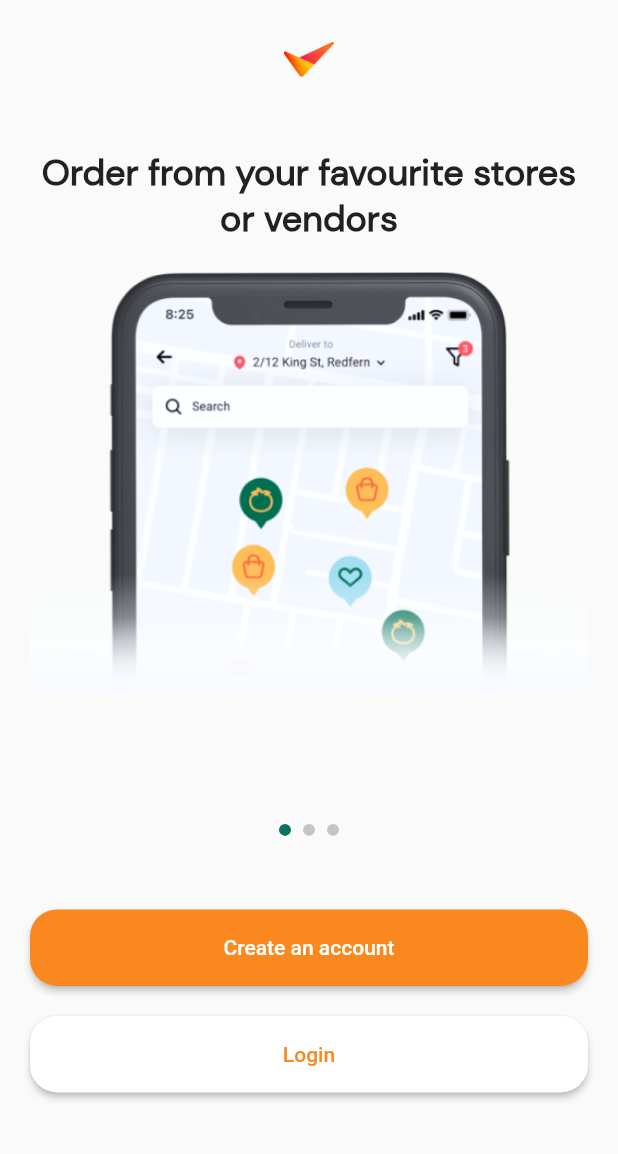
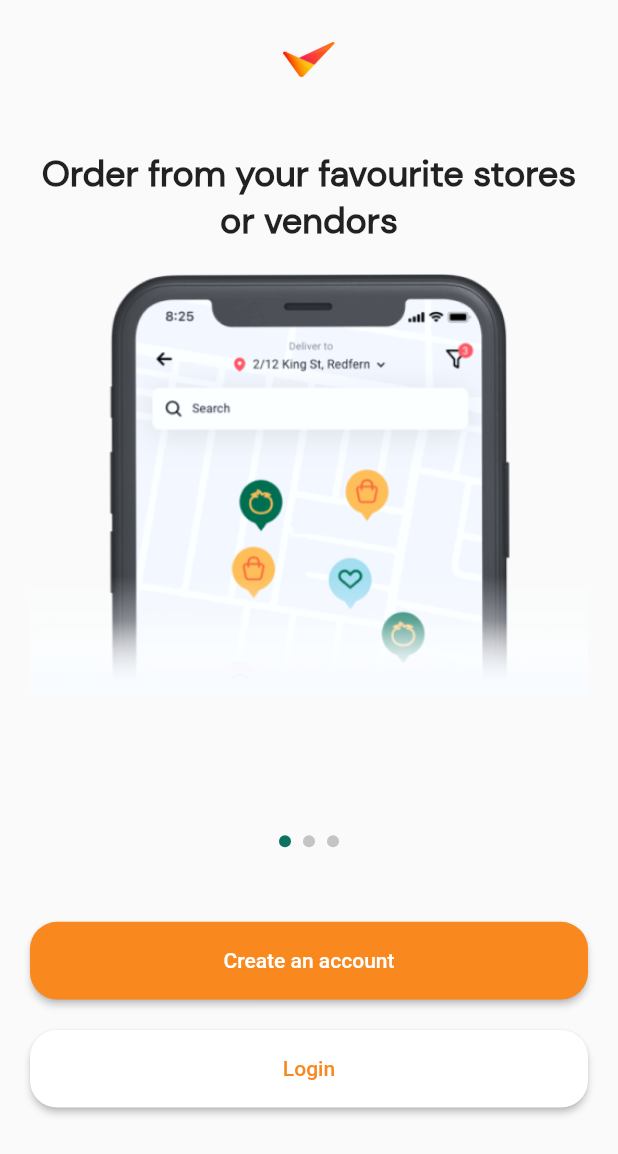
Before and after one commit to jordanmaulana/food_app_slicing, a Flutter app: the screen it shows after launch, on a phone screen of 412 x 824 dp. Shown: the top 1154 px of the screen. Run offline on Flutter 3.47's test engine with Material 2 defaults, Android fonts, the phone set to English and light mode, and no system bars; drawn by our look-alikes of carousel_slider.

Commit message:
Make it responsive

```diff
--- a/lib/views/onboarding/onboarding_view.dart
+++ b/lib/views/onboarding/onboarding_view.dart
@@ -15,6 +15,14 @@ class _OnboardingViewState extends State<OnboardingView> {
 
   @override
   Widget build(BuildContext context) {
+    var screenSize = MediaQuery.of(context).size;
+    int preferedHeight = 812;
+    double screenHeight = screenSize.height;
+    double ratioHeight = screenHeight/preferedHeight;
+    double screenWidth = screenSize.width;
+    if(screenSize.width/screenHeight > 0.565){
+      screenWidth = screenHeight * 0.565;
+    }
     final List<String> imagesList = [
       "onboarding1.png",
       "onboarding2.png",
@@ -28,16 +36,17 @@ class _OnboardingViewState extends State<OnboardingView> {
 
     return Scaffold(
       body: SingleChildScrollView(
+        child: Center(
           child: Container(
-          margin: EdgeInsets.symmetric(horizontal: 20),
+            width: screenWidth,
+            padding: EdgeInsets.symmetric(horizontal: 20, vertical: 28),
             child: Column(
               children: [
                 Container(
-                margin: const EdgeInsets.symmetric(vertical: 28),
-                height: 23.25,
+                  height: 23.25 * ratioHeight,
                   child: Image.asset('assets/images/logo.png'),
                 ),
-              SizedBox(height: 20),
+                SizedBox(height: 48 * ratioHeight),
                 CarouselSlider(
                   items: imagesList
                       .map(
@@ -49,7 +58,7 @@ class _OnboardingViewState extends State<OnboardingView> {
                                 maxLine: 2,
                                 alignment: TextAlign.center,
                               ),
-                            SizedBox(height: 20),
+                              SizedBox(height: 20 * ratioHeight),
                               Flexible(
                                 child: Image.asset(
                                   "assets/images/onboarding/$item",
@@ -62,7 +71,7 @@ class _OnboardingViewState extends State<OnboardingView> {
                       )
                       .toList(),
                   options: CarouselOptions(
-                  height: 430,
+                    height: 430 * ratioHeight,
                     viewportFraction: 1.0,
                     enlargeCenterPage: false,
                     autoPlay: true,
@@ -74,7 +83,7 @@ class _OnboardingViewState extends State<OnboardingView> {
                     },
                   ),
                 ),
-              SizedBox(height: 16),
+                SizedBox(height: 16 * ratioHeight),
                 Row(
                   mainAxisAlignment: MainAxisAlignment.center,
                   children: imagesList.asMap().entries.map((entry) {
@@ -91,9 +100,9 @@ class _OnboardingViewState extends State<OnboardingView> {
                     );
                   }).toList(),
                 ),
-              SizedBox(height: 45),
+                SizedBox(height: 45 * ratioHeight),
                 Container(
-                height: 51,
+                  height: 51 * ratioHeight,
                   width: double.infinity,
                   child: ElevatedButton(
                     child: Text("Create an account"),
@@ -110,10 +119,10 @@ class _OnboardingViewState extends State<OnboardingView> {
                     },
                   ),
                 ),
-              SizedBox(height: 20),
+                SizedBox(height: 20 * ratioHeight),
                 Container(
                   width: double.infinity,
-                height: 51,
+                  height: 51 * ratioHeight,
                   child: ElevatedButton(
                     child: Text("Login"),
                     style: ButtonStyle(
@@ -135,6 +144,7 @@ class _OnboardingViewState extends State<OnboardingView> {
             ),
           ),
         ),
+      ),
     );
   }
 }
```
Lines whose indentation alone changed are shown as unchanged.
